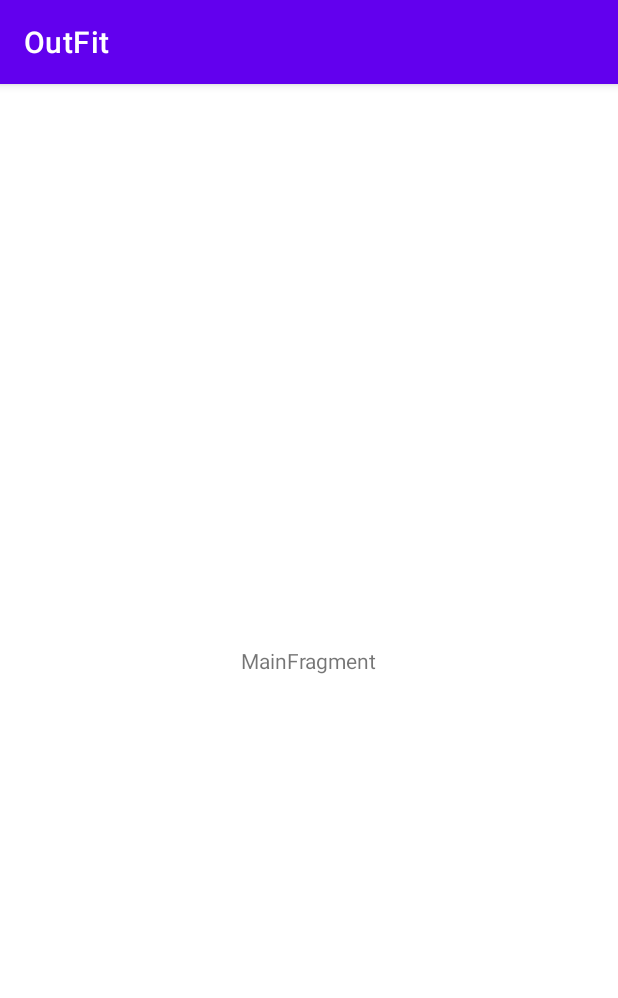
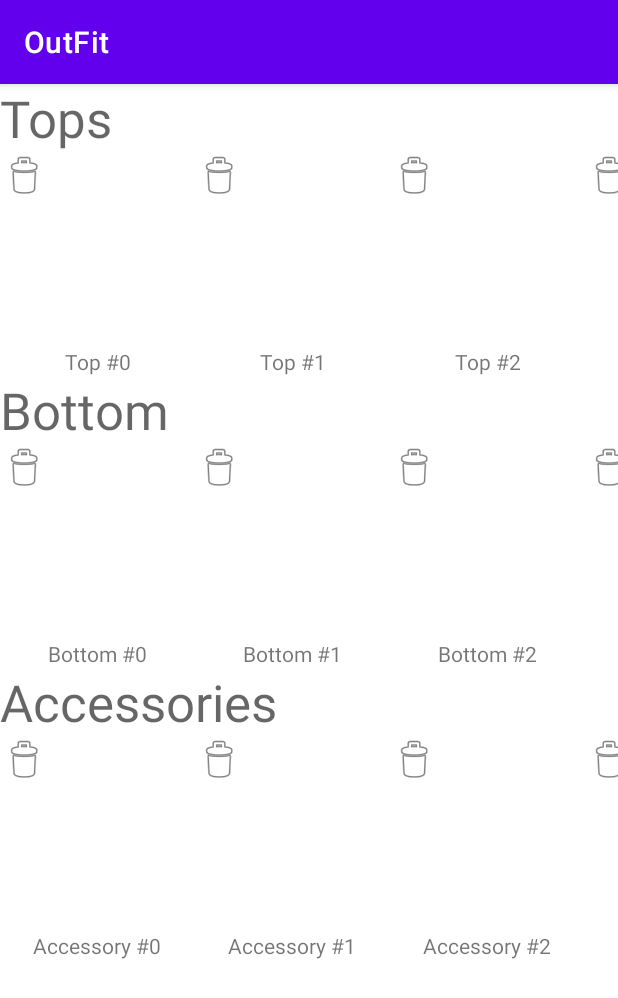
Before and after one commit to 19kmunz/OutFit, an Android app: the screen it shows after launch (MainActivity), on a phone screen of 412 x 824 dp. Shown: the top 998 px of the screen. Run offline under Robolectric (Android 15) with nearby library versions, the phone set to English and light mode, and no system bars.

Commit message:
Closet Fragment

```diff
--- a/app/build.gradle
+++ b/app/build.gradle
@@ -39,6 +39,8 @@ dependencies {
     implementation 'androidx.constraintlayout:constraintlayout:2.1.1'
     implementation 'androidx.lifecycle:lifecycle-livedata-ktx:2.3.1'
     implementation 'androidx.lifecycle:lifecycle-viewmodel-ktx:2.3.1'
+    implementation 'androidx.appcompat:appcompat:1.3.1'
+    implementation 'androidx.recyclerview:recyclerview:1.2.1'
     testImplementation 'junit:junit:4.+'
     androidTestImplementation 'androidx.test.ext:junit:1.1.3'
     androidTestImplementation 'androidx.test.espresso:espresso-core:3.4.0'
--- /dev/null
+++ b/app/src/main/java/edu/wpi/ceflanagan_kjmunz/outfit/ClosetFragment.kt
@@ -0,0 +1,106 @@
+package edu.wpi.ceflanagan_kjmunz.outfit
+
+import android.media.Image
+import android.os.Bundle
+import android.util.Log
+import android.view.LayoutInflater
+import android.view.View
+import android.view.ViewGroup
+import android.widget.ImageView
+import android.widget.TextView
+import androidx.fragment.app.Fragment
+import androidx.lifecycle.ViewModelProvider
+import androidx.recyclerview.widget.LinearLayoutManager
+import androidx.recyclerview.widget.RecyclerView
+
+private const val TAG = "ClosetFragment"
+
+class ClosetFragment : Fragment() {
+    private lateinit var topsRecyclerView: RecyclerView
+    private lateinit var bottomsRecyclerView: RecyclerView
+    private lateinit var accsRecyclerView: RecyclerView
+    private var topAdapter: ClothingAdapter? = ClothingAdapter(emptyList())
+    private var bottomAdapter: ClothingAdapter? = ClothingAdapter(emptyList())
+    private var accAdapter: ClothingAdapter? = ClothingAdapter(emptyList())
+
+    private val closetViewModel: ClosetViewModel by lazy {
+        ViewModelProvider(this).get(ClosetViewModel::class.java)
+    }
+
+    override fun onCreate(savedInstanceState: Bundle?) {
+        super.onCreate(savedInstanceState)
+        Log.d(TAG, "Total tops: ${closetViewModel.tops.size}")
+    }
+
+    companion object {
+        fun newInstance(): ClosetFragment {
+            return ClosetFragment()
+        }
+    }
+
+    override fun onCreateView(
+        inflater: LayoutInflater,
+        container: ViewGroup?,
+        savedInstanceState: Bundle?
+    ): View? {
+        Log.d(TAG, "onCreateView() called")
+        val view = inflater.inflate(R.layout.fragment_closet, container, false)
+        topsRecyclerView = view.findViewById(R.id.tops_list) as RecyclerView
+        bottomsRecyclerView = view.findViewById(R.id.bottoms_list) as RecyclerView
+        accsRecyclerView = view.findViewById(R.id.acc_list) as RecyclerView
+        topsRecyclerView.layoutManager = LinearLayoutManager(context, LinearLayoutManager.HORIZONTAL, false)
+        topsRecyclerView.adapter = topAdapter
+        bottomsRecyclerView.layoutManager = LinearLayoutManager(context, LinearLayoutManager.HORIZONTAL, false)
+        bottomsRecyclerView.adapter = bottomAdapter
+        accsRecyclerView.layoutManager = LinearLayoutManager(context, LinearLayoutManager.HORIZONTAL, false)
+        accsRecyclerView.adapter = accAdapter
+        updateUI()
+        return view
+    }
+
+    private fun updateUI() {
+        topAdapter = ClothingAdapter(closetViewModel.tops)
+        topsRecyclerView.adapter = topAdapter
+        bottomAdapter = ClothingAdapter(closetViewModel.bottoms)
+        bottomsRecyclerView.adapter = bottomAdapter
+        accAdapter = ClothingAdapter(closetViewModel.accs)
+        accsRecyclerView.adapter = accAdapter
+    }
+
+    private inner class ClothingHolder(view: View) : RecyclerView.ViewHolder(view), View.OnClickListener {
+        private lateinit var clothing: Clothing
+        private val nameTextView: TextView = itemView. findViewById(R.id.name)
+        private val image: ImageView = itemView. findViewById(R.id.image)
+        private val delete: ImageView = itemView. findViewById(R.id.delete)
+
+        init {
+            itemView.setOnClickListener(this)
+        }
+        fun bind(clothing: Clothing) {
+            this.clothing = clothing
+            nameTextView.text = clothing.name;
+            Log.d(TAG, "Set to " + clothing.name)
+            // TODO: set delete on click listener
+            /* TODO: set image
+            image.setImageResource(clothingImage.get())
+            */
+        }
+        override fun onClick(v: View) {
+            //callbacks?.onScoreSelected(score.id) TODO: stretch go to edit view
+        }
+    }
+
+    private inner class ClothingAdapter(var clothes: List<Clothing>) : RecyclerView.Adapter<ClothingHolder>() {
+        override fun onCreateViewHolder(parent: ViewGroup, viewType: Int): ClothingHolder {
+            val view = layoutInflater.inflate(R.layout.list_item_clothing, parent, false)
+            return ClothingHolder(view)
+        }
+
+        override fun getItemCount() = clothes.size
+
+        override fun onBindViewHolder(holder: ClothingHolder, position: Int) {
+            val clothing = clothes[position]
+            holder.bind(clothing)
+        }
+    }
+}
--- /dev/null
+++ b/app/src/main/java/edu/wpi/ceflanagan_kjmunz/outfit/ClosetViewModel.kt
@@ -0,0 +1,17 @@
+package edu.wpi.ceflanagan_kjmunz.outfit
+
+import androidx.lifecycle.ViewModel
+
+class ClosetViewModel : ViewModel() {
+    val tops = mutableListOf<Clothing>()
+    val bottoms = mutableListOf<Clothing>()
+    val accs = mutableListOf<Clothing>()
+
+    init {
+        for(i in 0 until 15){
+            tops += Clothing("Top #$i", ClothingType.TOP)
+            bottoms += Clothing("Bottom #$i", ClothingType.BOTTOM)
+            accs += Clothing("Accessory #$i", ClothingType.ACCESSORY)
+        }
+    }
+}
--- /dev/null
+++ b/app/src/main/java/edu/wpi/ceflanagan_kjmunz/outfit/Clothing.kt
@@ -0,0 +1,7 @@
+package edu.wpi.ceflanagan_kjmunz.outfit
+
+class Clothing(pName: String, pType: ClothingType) {
+    var name: String = pName;
+    var type: ClothingType = pType;
+    // ADD PHOTO
+}
--- /dev/null
+++ b/app/src/main/java/edu/wpi/ceflanagan_kjmunz/outfit/ClothingType.kt
@@ -0,0 +1,5 @@
+package edu.wpi.ceflanagan_kjmunz.outfit
+
+enum class ClothingType {
+    TOP, BOTTOM, ACCESSORY
+}
--- a/app/src/main/java/edu/wpi/ceflanagan_kjmunz/outfit/MainActivity.kt
+++ b/app/src/main/java/edu/wpi/ceflanagan_kjmunz/outfit/MainActivity.kt
@@ -11,7 +11,7 @@ class MainActivity : AppCompatActivity() {
         setContentView(R.layout.main_activity)
         if (savedInstanceState == null) {
             supportFragmentManager.beginTransaction()
-                .replace(R.id.container, MainFragment.newInstance())
+                .replace(R.id.container, ClosetFragment.newInstance())
                 .commitNow()
         }
     }
--- /dev/null
+++ b/app/src/main/res/layout/fragment_closet.xml
@@ -0,0 +1,44 @@
+<?xml version="1.0" encoding="utf-8"?>
+<LinearLayout xmlns:android="http://schemas.android.com/apk/res/android"
+    android:orientation="vertical"
+    android:layout_width="match_parent"
+    android:layout_height="match_parent">
+
+    <TextView
+        android:id="@+id/tops_title"
+        android:layout_width="match_parent"
+        android:layout_height="wrap_content"
+        android:text="@string/tops"
+        android:textAppearance="@style/TextAppearance.AppCompat.Display1" />
+
+    <androidx.recyclerview.widget.RecyclerView
+        android:id="@+id/tops_list"
+        android:layout_width="match_parent"
+        android:layout_height="wrap_content"
+        android:orientation="horizontal"/>
+    <TextView
+        android:id="@+id/bottoms_title"
+        android:layout_width="match_parent"
+        android:layout_height="wrap_content"
+        android:text="@string/bottom"
+        android:textAppearance="@style/TextAppearance.AppCompat.Display1" />
+
+    <androidx.recyclerview.widget.RecyclerView
+        android:id="@+id/bottoms_list"
+        android:layout_width="match_parent"
+        android:layout_height="wrap_content"
+        android:orientation="horizontal"/>
+
+    <TextView
+        android:id="@+id/acc_title"
+        android:layout_width="match_parent"
+        android:layout_height="wrap_content"
+        android:text="Accessories"
+        android:textAppearance="@style/TextAppearance.AppCompat.Display1" />
+
+    <androidx.recyclerview.widget.RecyclerView
+        android:id="@+id/acc_list"
+        android:layout_width="match_parent"
+        android:layout_height="wrap_content"
+        android:orientation="horizontal"/>
+</LinearLayout>
--- /dev/null
+++ b/app/src/main/res/layout/list_item_clothing.xml
@@ -0,0 +1,33 @@
+<?xml version="1.0" encoding="utf-8"?>
+<LinearLayout xmlns:android="http://schemas.android.com/apk/res/android"
+    xmlns:app="http://schemas.android.com/apk/res-auto"
+    xmlns:tools="http://schemas.android.com/tools"
+    android:orientation="vertical"
+    android:layout_width="wrap_content"
+    android:layout_height="wrap_content">
+
+    <RelativeLayout
+        android:layout_width="wrap_content"
+        android:layout_height="wrap_content" >
+
+        <ImageView
+            android:id="@+id/image"
+            android:layout_width="130dp"
+            android:layout_height="130dp"
+            tools:srcCompat="@tools:sample/avatars" />
+
+        <ImageView
+            android:id="@+id/delete"
+            android:layout_width="wrap_content"
+            android:layout_height="wrap_content"
+            app:srcCompat="@android:drawable/ic_menu_delete" />
+    </RelativeLayout>
+
+    <TextView
+        android:id="@+id/name"
+        android:layout_width="match_parent"
+        android:layout_height="wrap_content"
+        android:text="@string/clothing_name"
+        android:textAlignment="center" />
+
+</LinearLayout>
--- a/app/src/main/res/values/strings.xml
+++ b/app/src/main/res/values/strings.xml
@@ -1,3 +1,6 @@
 <resources>
     <string name="app_name">OutFit</string>
+    <string name="clothing_name">Clothing Name</string>
+    <string name="tops">Tops</string>
+    <string name="bottom">Bottom</string>
 </resources>
```
